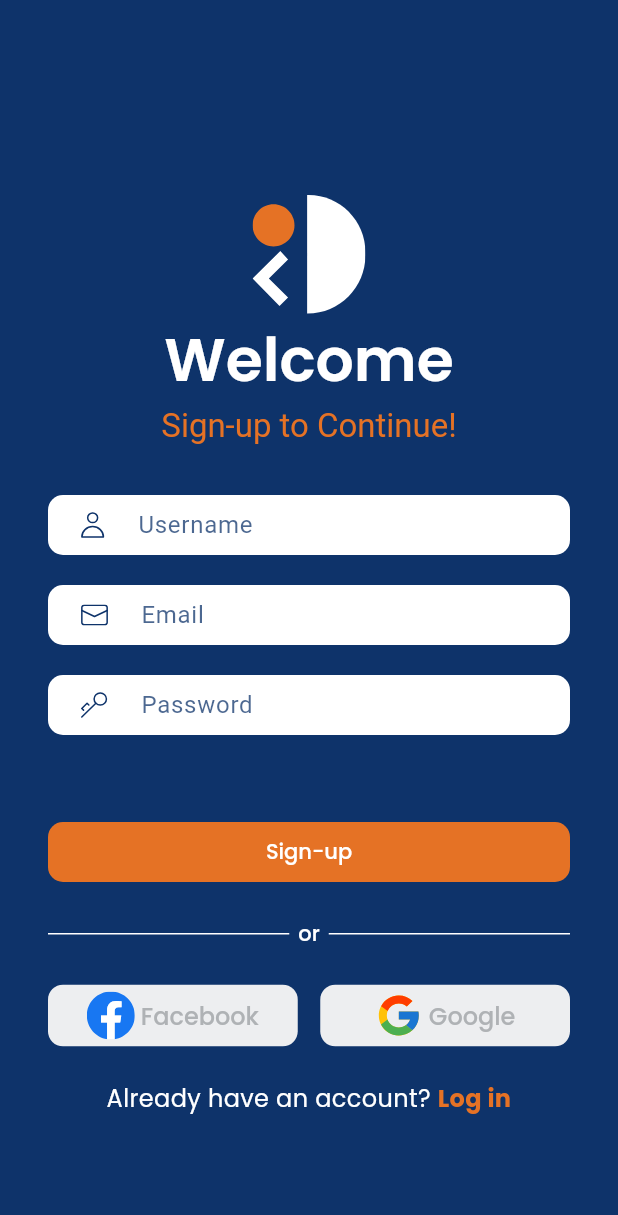
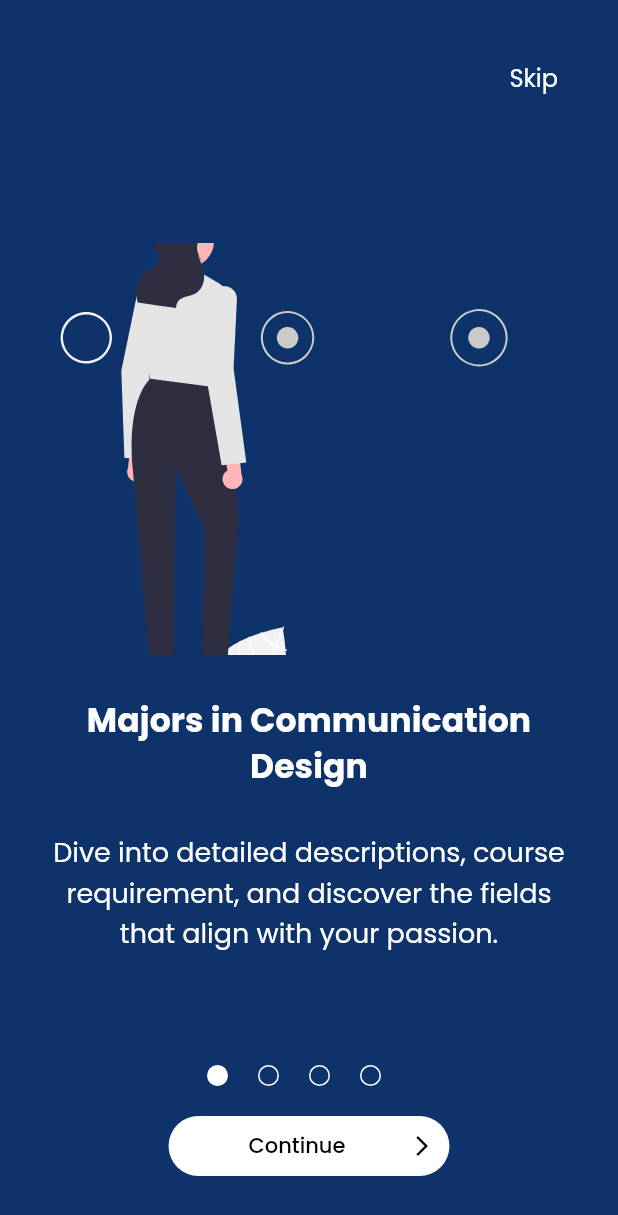
Before and after one commit to SelaseKay/decipher, a Flutter app: the screen it shows after launch, on a phone screen of 412 x 824 dp. Shown: the top 1215 px of the screen. Run offline on Flutter 3.47's test engine with Material 2 defaults, Android fonts, the phone set to English and light mode, and no system bars; our stand-ins replace flutter_svg, google_fonts.

Commit message:
work in progress(have to refactor code to size continue button)

```diff
--- /dev/null
+++ b/lib/componenets/custom_stepper.dart
@@ -0,0 +1,54 @@
+import 'package:flutter/material.dart';
+
+class CustomStepper extends StatelessWidget {
+  const CustomStepper({
+    super.key,
+    required this.currentIndex,
+  });
+
+  final int currentIndex;
+
+  @override
+  Widget build(BuildContext context) {
+    return Row(
+      mainAxisAlignment: MainAxisAlignment.center,
+      children: [
+        _StepperItem(currentIndex: currentIndex, index: 0,),
+        const SizedBox(width: 20.0,),
+         _StepperItem(currentIndex: currentIndex, index: 1,),
+        const SizedBox(width: 20.0,),
+         _StepperItem(currentIndex: currentIndex, index: 2,),
+        const SizedBox(width: 20.0,),
+         _StepperItem(currentIndex: currentIndex, index: 3,),
+        const SizedBox(width: 20.0,),
+      ],
+    );
+  }
+}
+
+class _StepperItem extends StatelessWidget {
+  const _StepperItem({
+    super.key,
+    required this.currentIndex,
+    required this.index,
+  });
+
+
+  final int index;
+  final int currentIndex;
+
+  @override
+  Widget build(BuildContext context) {
+    return Container(
+      height: 14.0,
+      width: 14.0,
+      decoration: BoxDecoration(
+          border: Border.all(color: Colors.white),
+          color:
+              currentIndex == index ? Colors.white : Theme.of(context).primaryColor,
+          borderRadius: const BorderRadius.all(
+            Radius.circular(7.0),
+          )),
+    );
+  }
+}
--- a/lib/main.dart
+++ b/lib/main.dart
@@ -1,4 +1,4 @@
-import 'package:decipher/screens/sign_up_screen.dart';
+import 'package:decipher/screens/onboarding/main_onboarding_screen.dart';
 import 'package:flutter/material.dart';
 import 'package:google_fonts/google_fonts.dart';
 
@@ -69,7 +69,7 @@ class MyApp extends StatelessWidget {
         cardColor: const Color(0XFFD9D9D9),
         useMaterial3: true,
       ),
-      home: const SignUpScreen(),
+      home: const MainOnboardingScreen(),
     );
   }
 }
--- /dev/null
+++ b/lib/screens/onboarding/main_onboarding_screen.dart
@@ -0,0 +1,163 @@
+import 'package:decipher/componenets/custom_stepper.dart';
+import 'package:decipher/screens/home_screen.dart';
+import 'package:decipher/screens/main_container.dart';
+import 'package:decipher/screens/onboarding/onboarding_child.dart';
+import 'package:flutter/material.dart';
+
+class MainOnboardingScreen extends StatefulWidget {
+  const MainOnboardingScreen({super.key});
+
+  @override
+  State<MainOnboardingScreen> createState() => _MainOnboardingScreenState();
+}
+
+class _MainOnboardingScreenState extends State<MainOnboardingScreen> {
+  final _controller = PageController();
+
+  int _currentIndex = 0;
+
+  @override
+  Widget build(BuildContext context) {
+    final screenHeight = MediaQuery.of(context).size.height;
+    final imageHeight = screenHeight / 3;
+
+    final screenWidth = MediaQuery.of(context).size.width;
+    final buttonWidth = screenWidth / 2.2;
+
+    return Scaffold(
+      backgroundColor: Theme.of(context).primaryColor,
+      body: Column(
+        children: [
+          Container(
+            width: double.infinity,
+            padding: const EdgeInsets.all(40.0),
+            child: SizedBox(
+              width: 50.0,
+              child: InkWell(
+                onTap: () {
+                  Navigator.push(
+                    context,
+                    MaterialPageRoute(
+                      builder: (context) => const MainContainer(),
+                    ),
+                  );
+                },
+                child: Text(
+                  "Skip",
+                  textAlign: TextAlign.end,
+                  style: Theme.of(context).textTheme.labelMedium?.copyWith(
+                        color: Colors.white,
+                        fontWeight: FontWeight.w400,
+                        fontSize: 16.0,
+                      ),
+                ),
+              ),
+            ),
+          ),
+          Expanded(
+            child: PageView(
+              physics: const NeverScrollableScrollPhysics(),
+              controller: _controller,
+              children: [
+                OnBoardingChild(
+                  imageHeight: imageHeight,
+                  assetPath: "assets/images/onboarding_img1.svg",
+                  title: "Majors in Communication Design",
+                  description:
+                      "Dive into detailed descriptions, course requirement, and discover the fields that align with your passion.",
+                ),
+                OnBoardingChild(
+                  imageHeight: imageHeight,
+                  assetPath: "assets/images/onboarding_img2.svg",
+                  title: "Career Pathways",
+                  description:
+                      "Navigate your way towards a fulfilling career that aligns with your academic pursuits.",
+                ),
+                OnBoardingChild(
+                  imageHeight: imageHeight,
+                  assetPath: "assets/images/onboarding_img3.svg",
+                  title: "Test your skills from Quizzes",
+                  description:
+                      "Take engaging quizzes tailored to your academic strengths, interest, and goals.",
+                ),
+                OnBoardingChild(
+                  imageHeight: imageHeight,
+                  assetPath: "assets/images/onboarding_img4.svg",
+                  title: "Trends in Designs",
+                  description:
+                      "Stay up to date with the latest trends and development in the field of design.",
+                ),
+              ],
+            ),
+          ),
+          const SizedBox(
+            height: 16.0,
+          ),
+          Column(
+            crossAxisAlignment: CrossAxisAlignment.center,
+            children: [
+              CustomStepper(currentIndex: _currentIndex),
+              const SizedBox(
+                height: 16.0,
+              ),
+              SizedBox(
+                width: buttonWidth,
+                child: TextButton(
+                  style: TextButton.styleFrom(
+                    backgroundColor: Colors.white,
+                    shape: RoundedRectangleBorder(
+                      borderRadius: BorderRadius.circular(20),
+                    ),
+                  ),
+                  onPressed: () async {
+                    if (_currentIndex == 3) {
+                      Navigator.push(
+                        context,
+                        MaterialPageRoute(
+                          builder: (context) => const MainContainer(),
+                        ),
+                      );
+                      return;
+                    }
+                    await _controller.nextPage(
+                      duration: const Duration(milliseconds: 400),
+                      curve: Curves.linear,
+                    );
+                    setState(() {
+                      _currentIndex = _controller.page!.toInt();
+                    });
+                  },
+                  child: Row(
+                    children: [
+                      Expanded(
+                        child: Text(
+                          _currentIndex == 3 ? "Get Started" : "Continue",
+                          textAlign: TextAlign.center,
+                          style:
+                              Theme.of(context).textTheme.labelMedium?.copyWith(
+                                    color: Colors.black,
+                                  ),
+                        ),
+                      ),
+                      const Icon(
+                        Icons.arrow_forward_ios,
+                        color: Colors.black,
+                        size: 16.0,
+                      )
+                    ],
+                  ),
+                ),
+              ),
+            ],
+          ),
+          const SizedBox(
+            height: 20.0,
+          ),
+          const SizedBox(
+            height: 16.0,
+          ),
+        ],
+      ),
+    );
+  }
+}
--- /dev/null
+++ b/lib/screens/onboarding/onboarding_child.dart
@@ -0,0 +1,62 @@
+import 'package:flutter/material.dart';
+import 'package:flutter_svg/svg.dart';
+
+class OnBoardingChild extends StatelessWidget {
+  const OnBoardingChild({
+    super.key,
+    required this.imageHeight,
+    required this.title,
+    required this.description,
+    required this.assetPath,
+  });
+
+  final double imageHeight;
+  final String title;
+  final String description;
+  final String assetPath;
+
+  @override
+  Widget build(BuildContext context) {
+    return Column(
+      mainAxisAlignment: MainAxisAlignment.center,
+      children: [
+        SvgPicture.asset(
+          assetPath,
+          height: imageHeight,
+          width: double.infinity,
+          fit: BoxFit.cover,
+        ),
+        const SizedBox(
+          height: 28.0,
+        ),
+        Padding(
+          padding: const EdgeInsets.symmetric(horizontal: 32.0),
+          child: Text(
+            title,
+            textAlign: TextAlign.center,
+            style: Theme.of(context).textTheme.labelLarge?.copyWith(
+                  fontWeight: FontWeight.w700,
+                  color: Colors.white,
+                  fontSize: 22.0,
+                ),
+          ),
+        ),
+        const SizedBox(
+          height: 28.0,
+        ),
+        Padding(
+          padding: const EdgeInsets.symmetric(horizontal: 32.0),
+          child: Text(
+            description,
+            textAlign: TextAlign.center,
+            style: Theme.of(context).textTheme.labelMedium?.copyWith(
+                  fontWeight: FontWeight.normal,
+                  color: Colors.white,
+                  fontSize: 18.0,
+                ),
+          ),
+        ),
+      ],
+    );
+  }
+}
```
Also changed, not shown: assets/images/onboarding_img1.svg (added), assets/images/onboarding_img2.svg (added), assets/images/onboarding_img3.svg (added), assets/images/onboarding_img4.svg (added).
